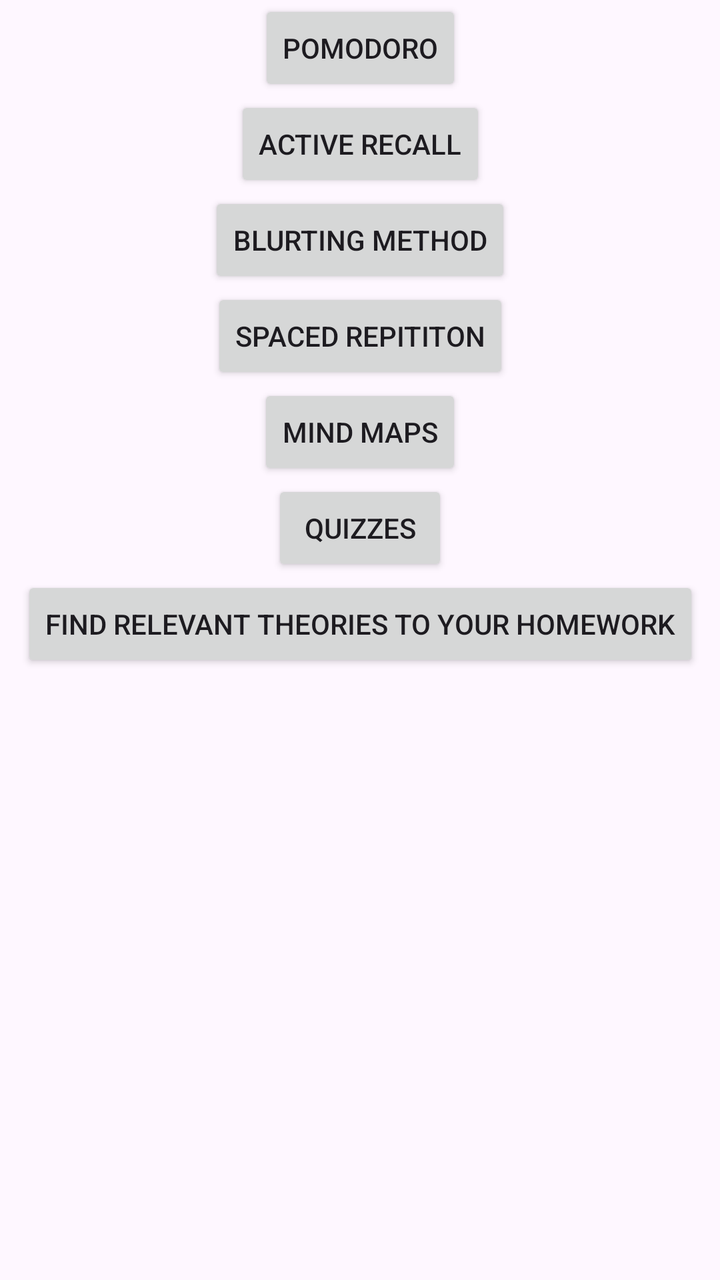
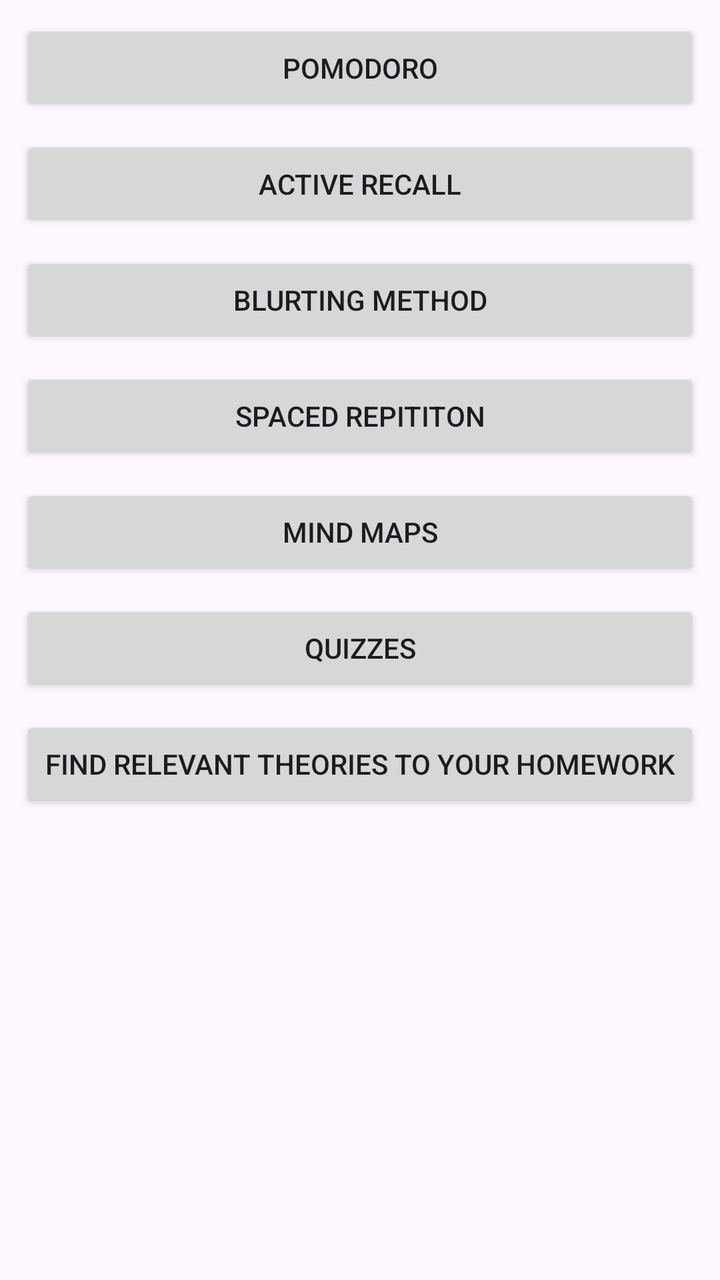

Two renders of the same Android screen: before a commit and after it. Below are the layout's source before the change and the commit's diff.
<!-- AndroidManifest.xml: application theme Theme.MyApplication -->
<!-- res/layout/fragment_study_method.xml -->
<?xml version="1.0" encoding="utf-8"?>
<androidx.constraintlayout.widget.ConstraintLayout xmlns:android="http://schemas.android.com/apk/res/android"
xmlns:app="http://schemas.android.com/apk/res-auto"
xmlns:tools="http://schemas.android.com/tools"
android:layout_width="match_parent"
android:layout_height="match_parent"
tools:context=".ui.home_fragments.StudyMethodFragment">

<Button
    android:id="@+id/button"
    android:layout_width="wrap_content"
    android:layout_height="wrap_content"
    android:text="Pomodoro"
    app:layout_constraintEnd_toEndOf="parent"
    app:layout_constraintStart_toStartOf="parent"
    app:layout_constraintTop_toTopOf="parent" />

<Button
    android:id="@+id/button2"
    android:layout_width="wrap_content"
    android:layout_height="wrap_content"
    android:text="Active Recall"
    app:layout_constraintEnd_toEndOf="parent"
    app:layout_constraintStart_toStartOf="parent"
    app:layout_constraintTop_toBottomOf="@+id/button" />

<Button
    android:id="@+id/button3"
    android:layout_width="wrap_content"
    android:layout_height="wrap_content"
    android:text="Blurting Method"
    app:layout_constraintEnd_toEndOf="parent"
    app:layout_constraintStart_toStartOf="parent"
    app:layout_constraintTop_toBottomOf="@+id/button2" />

<Button
    android:id="@+id/button4"
    android:layout_width="wrap_content"
    android:layout_height="wrap_content"
    android:text="Spaced Repititon"
    app:layout_constraintEnd_toEndOf="parent"
    app:layout_constraintStart_toStartOf="parent"
    app:layout_constraintTop_toBottomOf="@+id/button3" />

<Button
    android:id="@+id/button5"
    android:layout_width="wrap_content"
    android:layout_height="wrap_content"
    android:text="Mind Maps"
    app:layout_constraintEnd_toEndOf="parent"
    app:layout_constraintStart_toStartOf="parent"
    app:layout_constraintTop_toBottomOf="@+id/button4" />

<Button
    android:id="@+id/btnStudyMethodQuizzes"
    android:layout_width="wrap_content"
    android:layout_height="wrap_content"
    android:text="Quizzes"
    app:layout_constraintEnd_toEndOf="parent"
    app:layout_constraintStart_toStartOf="parent"
    app:layout_constraintTop_toBottomOf="@+id/button5" />

<Button
    android:id="@+id/btnStudyMethodHomework"
    android:layout_width="wrap_content"
    android:layout_height="wrap_content"
    android:text="Find relevant theories to your homework"
    app:layout_constraintEnd_toEndOf="parent"
    app:layout_constraintStart_toStartOf="parent"
    app:layout_constraintTop_toBottomOf="@+id/btnStudyMethodQuizzes" />
</androidx.constraintlayout.widget.ConstraintLayout>
<!-- resources referenced by this layout -->
<resources>
  <style name="Theme.MyApplication" parent="Base.Theme.MyApplication" />
  <style name="Base.Theme.MyApplication" parent="Theme.Material3.DayNight.NoActionBar">
          
          
      </style>
</resources>

<!-- the commit's change to res/layout/fragment_study_method.xml (unified diff, before → after) -->
@@ -1,71 +1,82 @@
 <?xml version="1.0" encoding="utf-8"?>
 <androidx.constraintlayout.widget.ConstraintLayout xmlns:android="http://schemas.android.com/apk/res/android"
-xmlns:app="http://schemas.android.com/apk/res-auto"
-xmlns:tools="http://schemas.android.com/tools"
-android:layout_width="match_parent"
-android:layout_height="match_parent"
-tools:context=".ui.home_fragments.StudyMethodFragment">
+    xmlns:app="http://schemas.android.com/apk/res-auto"
+    xmlns:tools="http://schemas.android.com/tools"
+    android:id="@+id/btn"
+    android:layout_width="match_parent"
+    android:layout_height="match_parent"
+    android:layout_margin="30dp"
+    tools:context=".ui.home_fragments.StudyMethodFragment">
 
-<Button
-    android:id="@+id/button"
-    android:layout_width="wrap_content"
-    android:layout_height="wrap_content"
-    android:text="Pomodoro"
-    app:layout_constraintEnd_toEndOf="parent"
-    app:layout_constraintStart_toStartOf="parent"
-    app:layout_constraintTop_toTopOf="parent" />
+    <Button
+        android:id="@+id/btnPomodoro"
+        android:layout_width="match_parent"
+        android:layout_height="wrap_content"
+        android:layout_margin="10dp"
+        android:text="Pomodoro"
+        app:layout_constraintEnd_toEndOf="parent"
+        app:layout_constraintStart_toStartOf="parent"
+        app:layout_constraintTop_toTopOf="parent" />
 
-<Button
-    android:id="@+id/button2"
-    android:layout_width="wrap_content"
-    android:layout_height="wrap_content"
-    android:text="Active Recall"
-    app:layout_constraintEnd_toEndOf="parent"
-    app:layout_constraintStart_toStartOf="parent"
-    app:layout_constraintTop_toBottomOf="@+id/button" />
+    <Button
+        android:id="@+id/btnAciveRecall"
+        android:layout_width="match_parent"
+        android:layout_height="wrap_content"
+        android:layout_margin="10dp"
+        android:text="Active Recall"
+        app:layout_constraintEnd_toEndOf="parent"
+        app:layout_constraintStart_toStartOf="parent"
+        app:layout_constraintTop_toBottomOf="@+id/btnPomodoro" />
 
-<Button
-    android:id="@+id/button3"
-    android:layout_width="wrap_content"
-    android:layout_height="wrap_content"
-    android:text="Blurting Method"
-    app:layout_constraintEnd_toEndOf="parent"
-    app:layout_constraintStart_toStartOf="parent"
-    app:layout_constraintTop_toBottomOf="@+id/button2" />
+    <Button
+        android:id="@+id/btnBlurtingMethods"
+        android:layout_width="match_parent"
+        android:layout_height="wrap_content"
+        android:layout_margin="10dp"
+        android:text="Blurting Method"
+        app:layout_constraintEnd_toEndOf="parent"
+        app:layout_constraintStart_toStartOf="parent"
+        app:layout_constraintTop_toBottomOf="@+id/btnAciveRecall" />
 
-<Button
-    android:id="@+id/button4"
-    android:layout_width="wrap_content"
-    android:layout_height="wrap_content"
-    android:text="Spaced Repititon"
-    app:layout_constraintEnd_toEndOf="parent"
-    app:layout_constraintStart_toStartOf="parent"
-    app:layout_constraintTop_toBottomOf="@+id/button3" />
+    <Button
+        android:id="@+id/btnSpacedRepitition"
+        android:layout_width="match_parent"
+        android:layout_height="wrap_content"
+        android:layout_margin="10dp"
+        android:text="Spaced Repititon"
+        app:layout_constraintEnd_toEndOf="parent"
+        app:layout_constraintStart_toStartOf="parent"
+        app:layout_constraintTop_toBottomOf="@+id/btnBlurtingMethods" />
 
-<Button
-    android:id="@+id/button5"
-    android:layout_width="wrap_content"
-    android:layout_height="wrap_content"
-    android:text="Mind Maps"
-    app:layout_constraintEnd_toEndOf="parent"
-    app:layout_constraintStart_toStartOf="parent"
-    app:layout_constraintTop_toBottomOf="@+id/button4" />
+    <Button
+        android:id="@+id/btnMindMaps"
+        android:layout_width="match_parent"
+        android:layout_height="wrap_content"
+        android:layout_margin="10dp"
+        android:text="Mind Maps"
+        app:layout_constraintEnd_toEndOf="parent"
+        app:layout_constraintStart_toStartOf="parent"
+        app:layout_constraintTop_toBottomOf="@+id/btnSpacedRepitition" />
 
-<Button
-    android:id="@+id/btnStudyMethodQuizzes"
-    android:layout_width="wrap_content"
-    android:layout_height="wrap_content"
-    android:text="Quizzes"
-    app:layout_constraintEnd_toEndOf="parent"
-    app:layout_constraintStart_toStartOf="parent"
-    app:layout_constraintTop_toBottomOf="@+id/button5" />
+    <Button
+        android:id="@+id/btnStudyMethodQuizzes"
+        android:layout_width="match_parent"
+        android:layout_height="wrap_content"
+        android:layout_margin="10dp"
+        android:text="Quizzes"
+        app:layout_constraintEnd_toEndOf="parent"
+        app:layout_constraintStart_toStartOf="parent"
+        app:layout_constraintTop_toBottomOf="@+id/btnMindMaps" />
 
-<Button
-    android:id="@+id/btnStudyMethodHomework"
-    android:layout_width="wrap_content"
-    android:layout_height="wrap_content"
-    android:text="Find relevant theories to your homework"
-    app:layout_constraintEnd_toEndOf="parent"
-    app:layout_constraintStart_toStartOf="parent"
-    app:layout_constraintTop_toBottomOf="@+id/btnStudyMethodQuizzes" />
+    <Button
+        android:id="@+id/btnStudyMethodHomework"
+        android:layout_width="match_parent"
+        android:layout_height="wrap_content"
+        android:layout_margin="10dp"
+        android:layout_marginTop="20dp"
+        android:text="Find relevant theories to your homework"
+        app:layout_constraintEnd_toEndOf="parent"
+        app:layout_constraintHorizontal_bias="0.8"
+        app:layout_constraintStart_toStartOf="parent"
+        app:layout_constraintTop_toBottomOf="@+id/btnStudyMethodQuizzes" />
 </androidx.constraintlayout.widget.ConstraintLayout>
